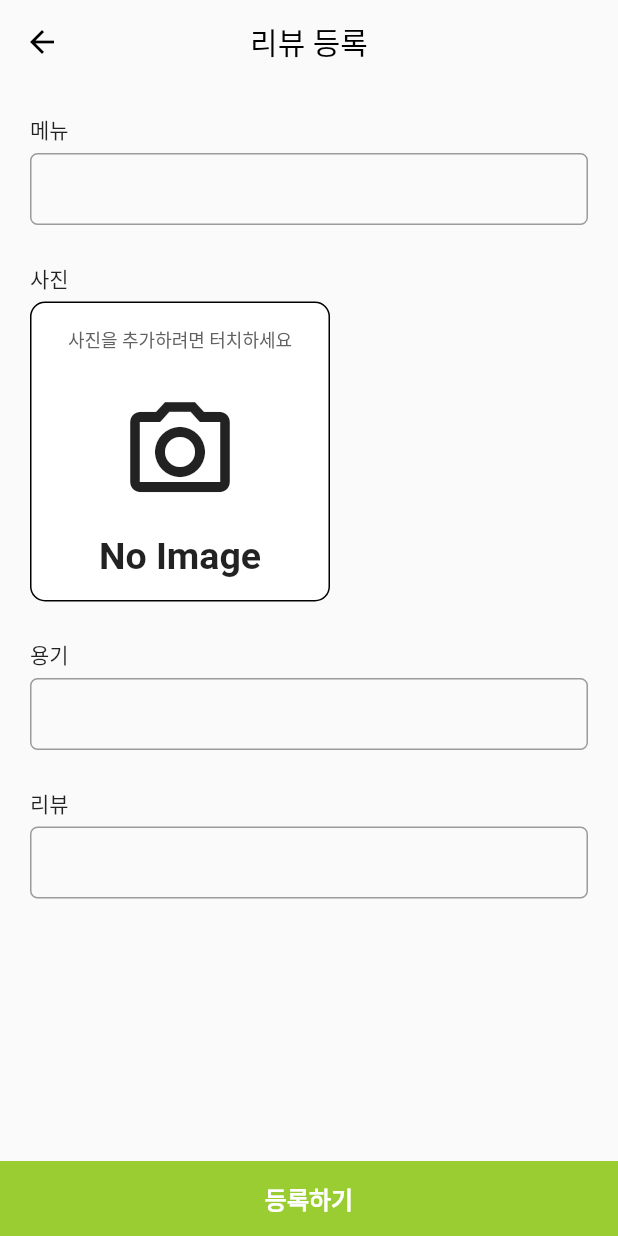
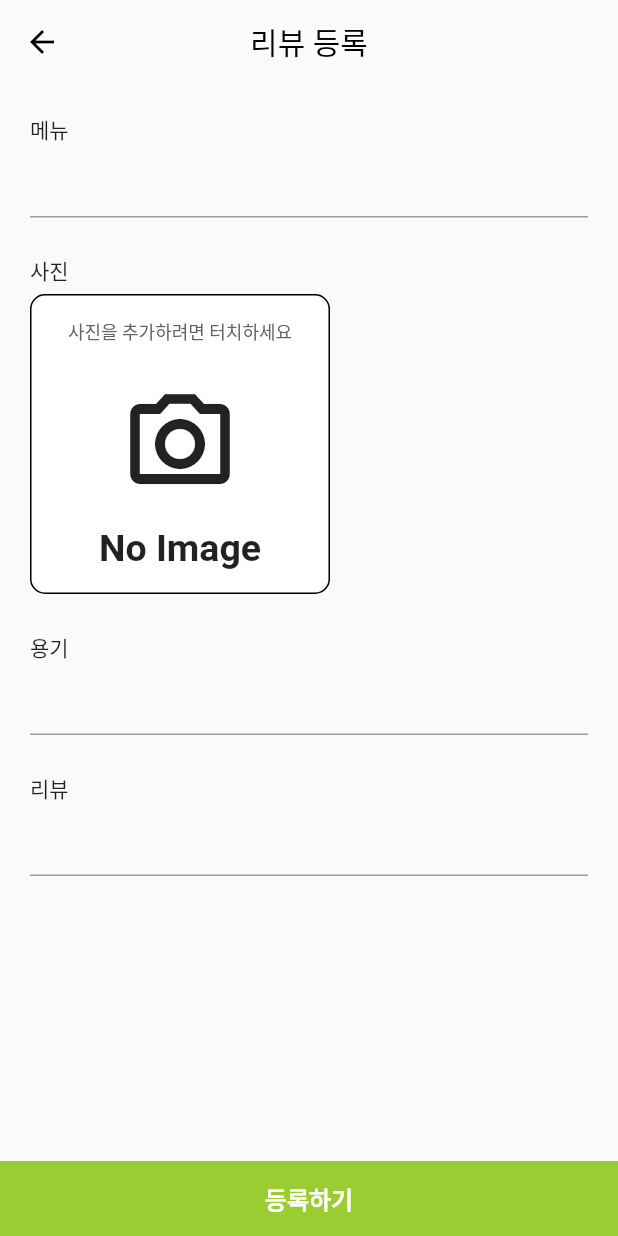
Before and after one commit to Courageous-Developer/courageous-people-app, a Flutter app: the AddReviewScreen screen opened directly with empty values, on a phone screen of 412 x 824 dp. Run offline on Flutter 3.47's test engine with Material 2 defaults, Android fonts, the phone set to English and light mode, and no system bars; our stand-ins replace bloc, dio, flutter_bloc, flutter_hooks, flutter_rating_bar, graphql_flutter and 3 more; missing offline and left inert: dart:ffi, naver_map_plugin; accounts and stored records are empty; statements that could not run were skipped.

Commit message:
refactor: Update my_input_form
Update my_input_form

```diff
--- a/courageous_people/lib/widget/my_input_form.dart
+++ b/courageous_people/lib/widget/my_input_form.dart
@@ -30,46 +30,52 @@ class MyInputForm extends StatelessWidget {
 
   @override
   Widget build(BuildContext context) {
-    // if(controllerText != null)  controller.text = controllerText!;
-
-    return Container(
-      // height: 14.0,
-      child: Column(
+    return Column(
       mainAxisSize: MainAxisSize.min,
       crossAxisAlignment: CrossAxisAlignment.start,
       children: [
         title ?? SizedBox(height: 0),
-          SizedBox(height: 5),
-          Container(
-            child: Row(
+        Row(
           children: [
             Expanded(
-                  child: TextField(
+              child: TextFormField(
                 enabled: enabled,
                 onChanged: onChanged,
                 obscureText: obscureText ?? false,
                 keyboardType: textInputType,
                 decoration: InputDecoration(
-                      filled: filled,
-                      fillColor: Colors.grey[300],
                   errorText: errorText,
-                      contentPadding: EdgeInsets.symmetric(
-                        vertical: 0,
-                        horizontal: 15,
+                  border: UnderlineInputBorder(
+                    borderSide: BorderSide(
+                      color: helperText == null ? Colors.black : Colors.green,
                     ),
-                      border: OutlineInputBorder(
+                  ),
+                  focusedBorder: UnderlineInputBorder(
                     borderSide: BorderSide(
-                          color: Colors.red,
-                        ),
-                        borderRadius: BorderRadius.all(Radius.circular(5)),
-                      ),
-                      focusedBorder: OutlineInputBorder(
-                        borderRadius: BorderRadius.all(Radius.circular(5)),
-                        borderSide: BorderSide(
-                            color: Colors.black
+                      color: helperText == null ? Colors.blue : Colors.green,
+                      width: 2,
                     ),
                   ),
                   helperText: helperText,
+                  helperStyle: TextStyle(color: Colors.green),
+                  // filled: filled,
+                  // fillColor: Colors.grey[300],
+                  // contentPadding: EdgeInsets.symmetric(
+                  //   vertical: 0,
+                  //   horizontal: 15,
+                  // ),
+                  // border: OutlineInputBorder(
+                  //   borderSide: BorderSide(
+                  //     color: Colors.red,
+                  //   ),
+                  //   borderRadius: BorderRadius.all(Radius.circular(5)),
+                  // ),
+                  // focusedBorder: OutlineInputBorder(
+                  //   borderRadius: BorderRadius.all(Radius.circular(5)),
+                  //   borderSide: BorderSide(
+                  //       color: Colors.black
+                  //   ),
+                  // ),
                 ),
                 controller: controller,
               ),
@@ -78,9 +84,7 @@ class MyInputForm extends StatelessWidget {
             additionalButton ?? SizedBox(width: 0),
           ],
         ),
-          ),
       ],
-      ),
     );
   }
 }
```
Lines whose indentation alone changed are shown as unchanged.
